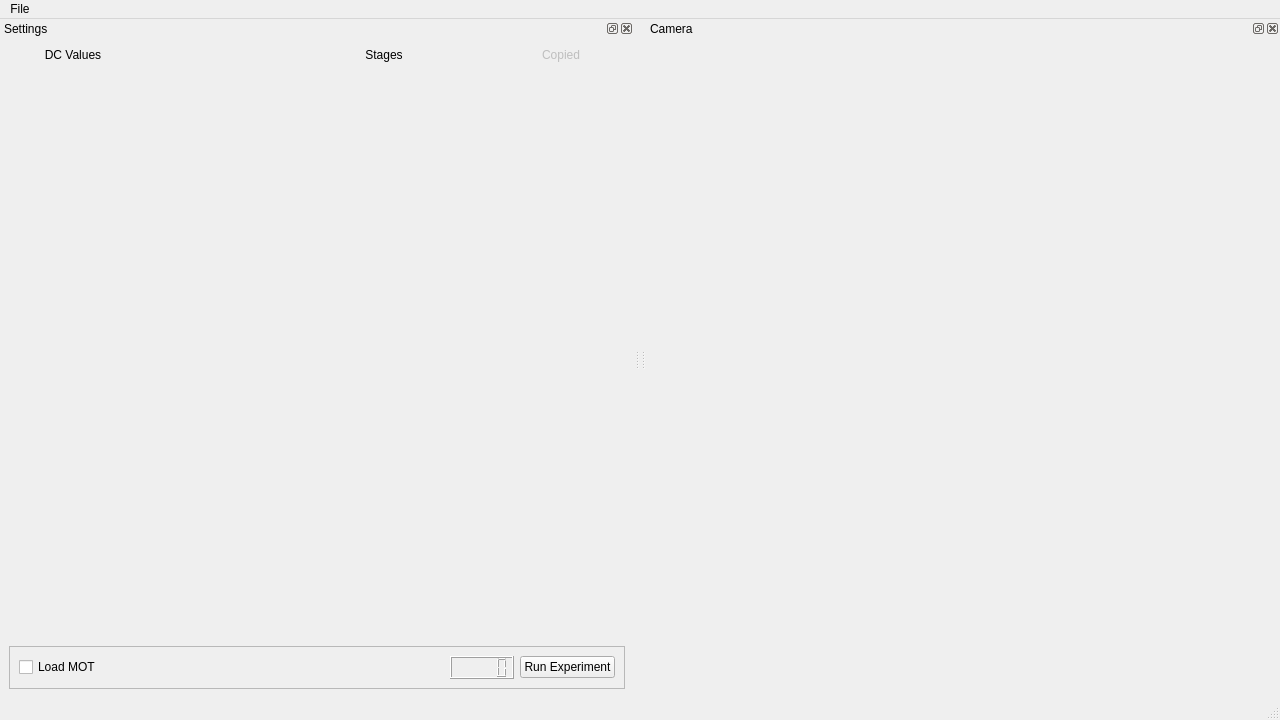
The window that gui.ui (hoogeroo/RbSetup2) describes before a commit, drawn with Qt 5.
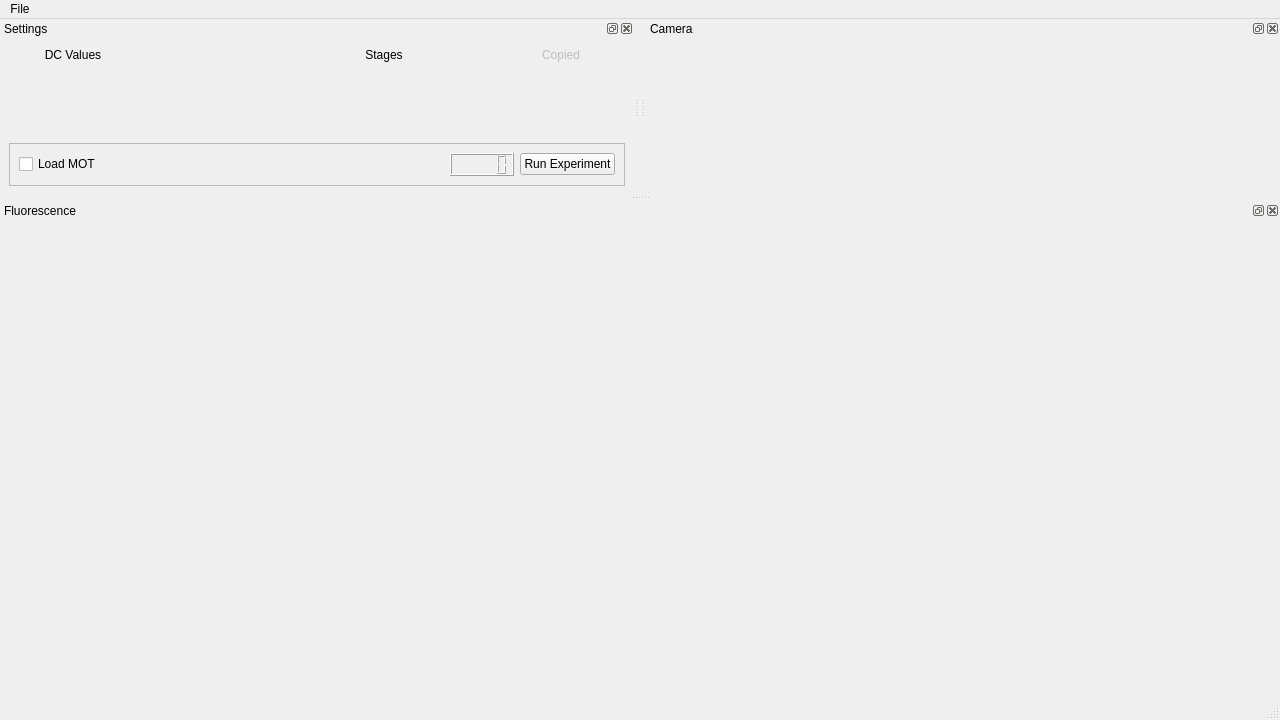
The same window after the commit. Icons and pictures are not drawn.

Commit message: save and load dock layout

```diff
--- a/gui.ui
+++ b/gui.ui
@@ -118,7 +118,7 @@
           <x>0</x>
           <y>0</y>
           <width>219</width>
-          <height>566</height>
+          <height>68</height>
          </rect>
         </property>
         <layout class="QHBoxLayout" name="stages_container">
@@ -271,6 +271,17 @@
     </layout>
    </widget>
   </widget>
+  <widget class="QDockWidget" name="fluorescence_dock">
+   <property name="windowTitle">
+    <string>Fluorescence</string>
+   </property>
+   <attribute name="dockWidgetArea">
+    <number>8</number>
+   </attribute>
+   <widget class="QWidget" name="fluorescence_widget">
+    <layout class="QGridLayout" name="fluorescence_grid"/>
+   </widget>
+  </widget>
   <action name="action_save">
    <property name="icon">
     <iconset theme="document-save">
```
The commit also changes 2 other files.
